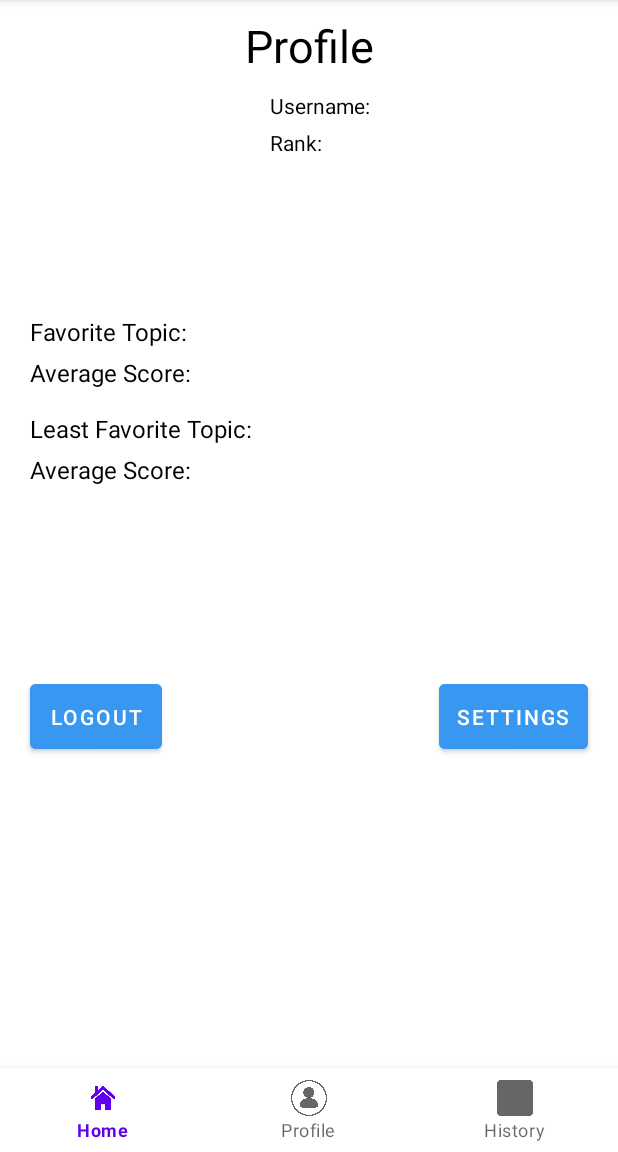
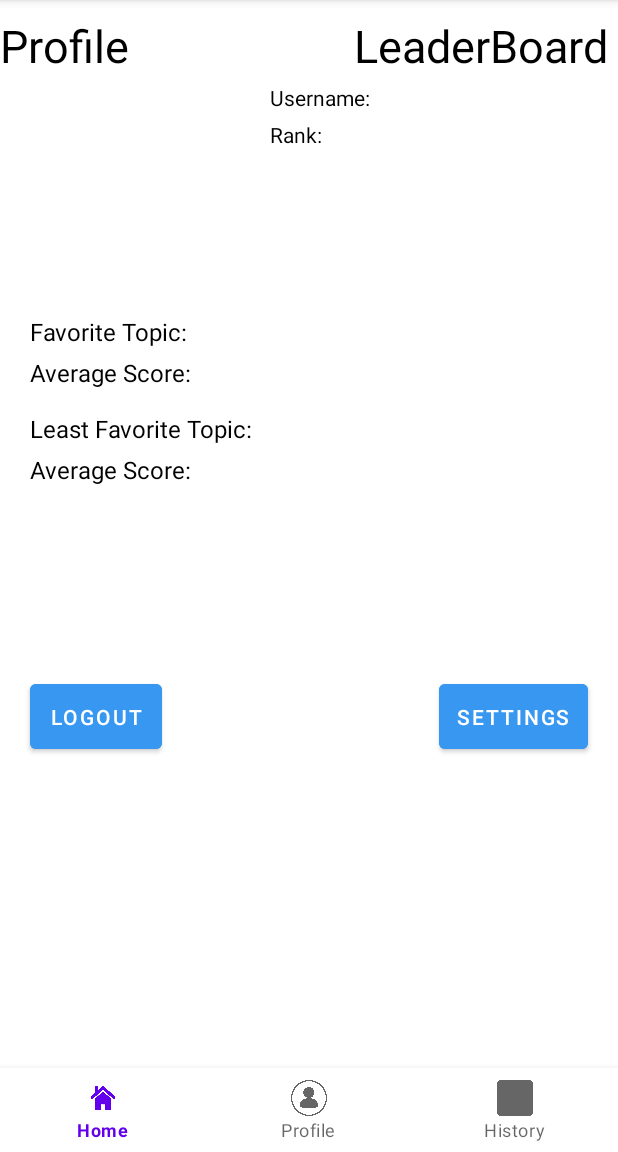
Before and after one commit to Adrian-Mok15/QuizIt, an Android app: the fragment ProfileFragment placed in its activity, on a phone screen of 412 x 824 dp, the part 84-1236 px from its top. Run offline under Robolectric (Android 15) with nearby library versions, the phone set to English and light mode, and no system bars; libraries missing offline, so code that uses them is left out: com.parse; pictures from the network do not load; 8 statements that could not run were skipped.

Commit message:
Update fragment_profile.xml

```diff
--- a/app/src/main/res/layout/fragment_profile.xml
+++ b/app/src/main/res/layout/fragment_profile.xml
@@ -6,14 +6,27 @@
     tools:context=".fragments.ProfileFragment">
 
     <TextView
+        android:id="@+id/txtLeaderBoard"
+        android:layout_width="wrap_content"
+        android:layout_height="wrap_content"
+        android:layout_toRightOf="@+id/txtProfile"
+        android:layout_marginLeft="150dp"
+        android:layout_marginTop="10dp"
+
+        android:clickable="true"
+        android:text="LeaderBoard"
         android:textColor="@color/black"
+        android:textSize="30sp" />
+
+    <TextView
         android:id="@+id/txtProfile"
-        android:layout_width="match_parent"
-        android:layout_height="wrap_content"
+        android:layout_width="wrap_content"
+        android:layout_height="35dp"
         android:layout_marginTop="10dp"
         android:clickable="false"
         android:gravity="center"
         android:text="Profile"
+        android:textColor="@color/black"
         android:textSize="30sp" />
 
 
```
